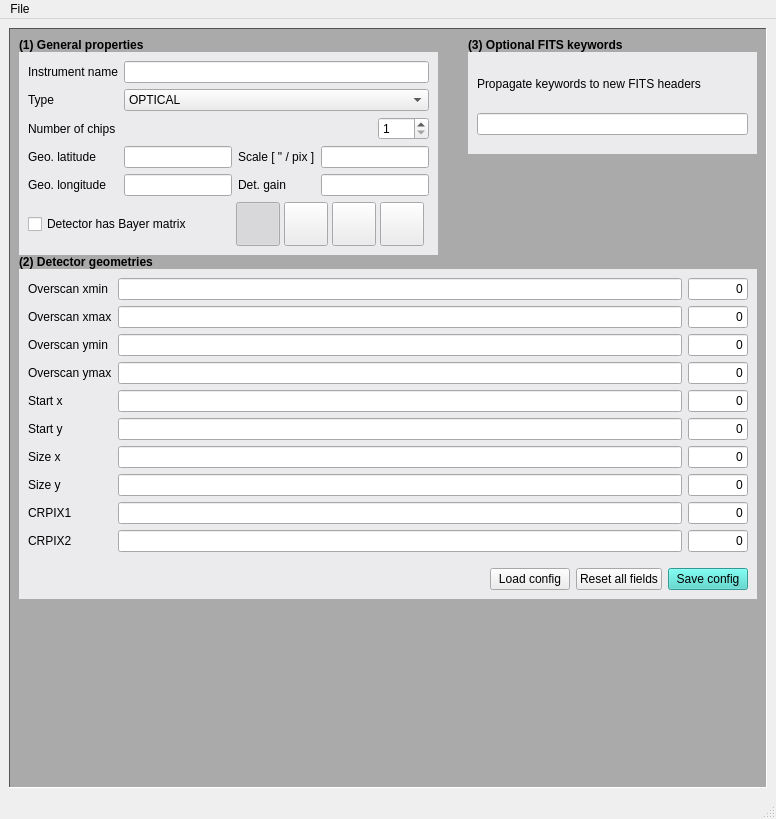
This is src/instrumentdefinition.ui in schirmermischa/THELI as Qt 5 draws it before an edit. The edited form follows.
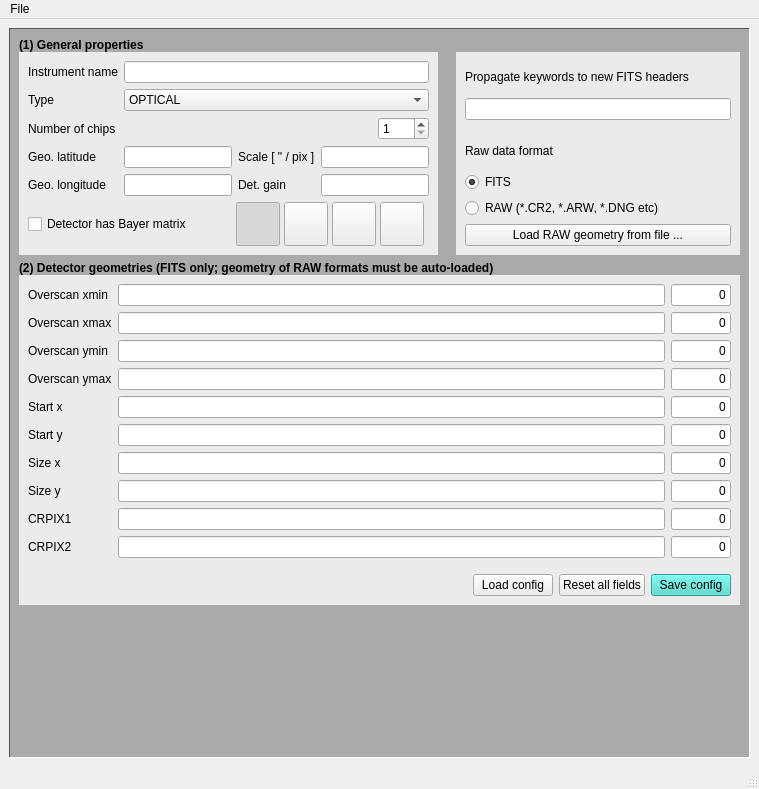
This is the edited form.

Commit message: Added an auto-filling mechanism for the instrument definition of CMOS RAW files. Small layout changes in the instrument UI.

Diff of the .ui file:
```diff
--- a/src/instrumentdefinition.ui
+++ b/src/instrumentdefinition.ui
@@ -6,8 +6,8 @@
    <rect>
     <x>0</x>
     <y>0</y>
-    <width>776</width>
-    <height>819</height>
+    <width>759</width>
+    <height>789</height>
    </rect>
   </property>
   <property name="windowTitle">
@@ -444,37 +444,13 @@
       <property name="lineWidth">
        <number>1</number>
       </property>
-      <layout class="QGridLayout" name="gridLayout">
-       <property name="verticalSpacing">
-        <number>0</number>
-       </property>
+      <layout class="QGridLayout" name="gridLayout_5">
        <item row="0" column="0">
-        <widget class="QLabel" name="subtitle1Label">
-         <property name="font">
-          <font>
-           <weight>75</weight>
-           <bold>true</bold>
-          </font>
+        <layout class="QGridLayout" name="gridLayout_3">
+         <property name="spacing">
+          <number>0</number>
          </property>
-         <property name="text">
-          <string>(1) General properties</string>
-         </property>
-        </widget>
-       </item>
-       <item row="0" column="3">
-        <widget class="QLabel" name="subtitle5Label">
-         <property name="font">
-          <font>
-           <weight>75</weight>
-           <bold>true</bold>
-          </font>
-         </property>
-         <property name="text">
-          <string>(3) Optional FITS keywords</string>
-         </property>
-        </widget>
-       </item>
-       <item row="1" column="0" rowspan="2" colspan="2">
+         <item row="1" column="0">
         <widget class="QFrame" name="inst1Frame">
          <property name="palette">
           <palette>
@@ -1263,7 +1239,23 @@
          </layout>
         </widget>
        </item>
-       <item row="1" column="3">
+         <item row="1" column="1">
+          <spacer name="horizontalSpacer_9">
+           <property name="orientation">
+            <enum>Qt::Horizontal</enum>
+           </property>
+           <property name="sizeType">
+            <enum>QSizePolicy::Fixed</enum>
+           </property>
+           <property name="sizeHint" stdset="0">
+            <size>
+             <width>18</width>
+             <height>20</height>
+            </size>
+           </property>
+          </spacer>
+         </item>
+         <item row="1" column="2">
         <widget class="QFrame" name="inst6Frame">
          <property name="palette">
           <palette>
@@ -1692,7 +1684,14 @@
          <property name="lineWidth">
           <number>0</number>
          </property>
-         <layout class="QGridLayout" name="gridLayout_6">
+           <layout class="QGridLayout" name="gridLayout">
+            <item row="0" column="0">
+             <widget class="QLabel" name="label_34">
+              <property name="text">
+               <string>Propagate keywords to new FITS headers</string>
+              </property>
+             </widget>
+            </item>
           <item row="1" column="0">
            <widget class="QLineEdit" name="optionalKeysLineEdit">
             <property name="toolTip">
@@ -1722,33 +1721,67 @@
             </property>
            </spacer>
           </item>
-          <item row="0" column="0">
-           <widget class="QLabel" name="label_34">
-            <property name="text">
-             <string>Propagate keywords to new FITS headers</string>
-            </property>
-           </widget>
-          </item>
-         </layout>
-        </widget>
-       </item>
-       <item row="2" column="2">
-        <spacer name="horizontalSpacer_9">
-         <property name="orientation">
-          <enum>Qt::Horizontal</enum>
-         </property>
-         <property name="sizeType">
-          <enum>QSizePolicy::Fixed</enum>
-         </property>
-         <property name="sizeHint" stdset="0">
-          <size>
-           <width>18</width>
-           <height>20</height>
-          </size>
-         </property>
-        </spacer>
-       </item>
        <item row="3" column="0">
+             <widget class="QLabel" name="label_18">
+              <property name="text">
+               <string>Raw data format</string>
+              </property>
+             </widget>
+            </item>
+            <item row="4" column="0">
+             <widget class="QRadioButton" name="formatFITSRadioButton">
+              <property name="text">
+               <string>FITS</string>
+              </property>
+              <property name="checked">
+               <bool>true</bool>
+              </property>
+             </widget>
+            </item>
+            <item row="5" column="0">
+             <widget class="QRadioButton" name="formatRAWRadioButton">
+              <property name="statusTip">
+               <string>Typical data format of a commercial CMOS camera</string>
+              </property>
+              <property name="text">
+               <string>RAW (*.CR2, *.ARW, *.DNG etc)</string>
+              </property>
+             </widget>
+            </item>
+            <item row="6" column="0">
+             <widget class="QPushButton" name="readRAWgeometryPushButton">
+              <property name="statusTip">
+               <string>Load a CMOS RAW file and auto-fill the geometry</string>
+              </property>
+              <property name="text">
+               <string>Load RAW geometry from file ...</string>
+              </property>
+             </widget>
+            </item>
+           </layout>
+          </widget>
+         </item>
+         <item row="0" column="0" colspan="3">
+          <widget class="QLabel" name="subtitle1Label">
+           <property name="font">
+            <font>
+             <weight>75</weight>
+             <bold>true</bold>
+            </font>
+           </property>
+           <property name="text">
+            <string>(1) General properties</string>
+           </property>
+          </widget>
+         </item>
+        </layout>
+       </item>
+       <item row="1" column="0">
+        <layout class="QVBoxLayout" name="verticalLayout_3">
+         <property name="spacing">
+          <number>0</number>
+         </property>
+         <item>
         <widget class="QLabel" name="subtitle2Label">
          <property name="font">
           <font>
@@ -1757,11 +1790,11 @@
           </font>
          </property>
          <property name="text">
-          <string>(2) Detector geometries</string>
+            <string>(2) Detector geometries (FITS only; geometry of RAW formats must be auto-loaded)</string>
          </property>
         </widget>
        </item>
-       <item row="4" column="0" colspan="4">
+         <item>
         <widget class="QFrame" name="inst2Frame">
          <property name="palette">
           <palette>
@@ -3582,7 +3615,9 @@
          </layout>
         </widget>
        </item>
-       <item row="5" column="1">
+        </layout>
+       </item>
+       <item row="2" column="0">
         <spacer name="verticalSpacer">
          <property name="orientation">
           <enum>Qt::Vertical</enum>
@@ -3605,7 +3640,7 @@
     <rect>
      <x>0</x>
      <y>0</y>
-     <width>776</width>
+     <width>759</width>
      <height>25</height>
     </rect>
    </property>
```
Left out of the diff: 66 changed lines with no effect on the pictures. Lines whose indentation alone changed are shown as unchanged. The commit also changes 3 other files.
